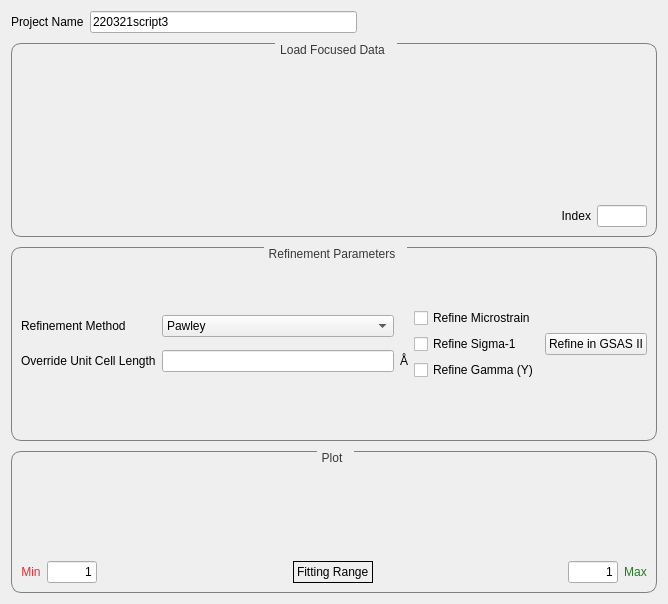
Qt form qt/python/mantidqtinterfaces/mantidqtinterfaces/Engineering/gui/engineering_diffraction/tabs/gsas2/gsas2_tab.ui (AmbaPant/mantid) before a commit.
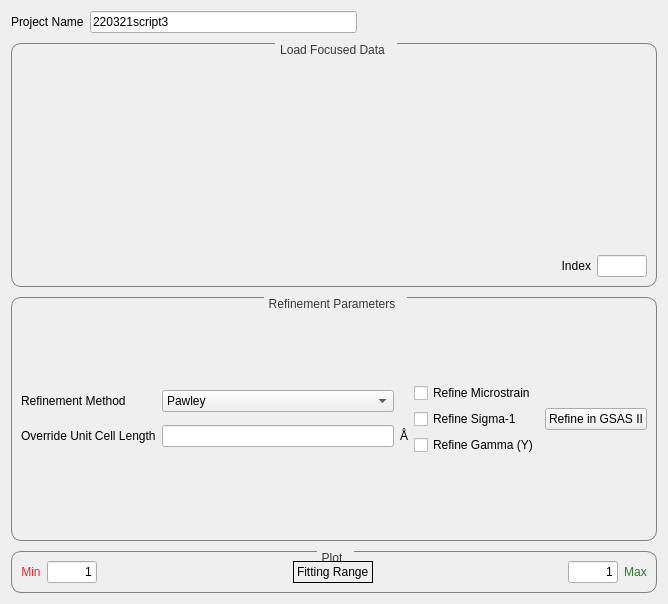
The same form after that commit. Custom widgets are drawn as their Qt base class.

Commit message: Add plot to GSAS2 tab

Patch:
```diff
--- a/qt/python/mantidqtinterfaces/mantidqtinterfaces/Engineering/gui/engineering_diffraction/tabs/gsas2/gsas2_tab.ui
+++ b/qt/python/mantidqtinterfaces/mantidqtinterfaces/Engineering/gui/engineering_diffraction/tabs/gsas2/gsas2_tab.ui
@@ -360,37 +360,13 @@
       </spacer>
      </item>
      <item>
-      <widget class="QGroupBox" name="loadingGroup_6">
-       <property name="sizePolicy">
-        <sizepolicy hsizetype="Preferred" vsizetype="Fixed">
-         <horstretch>0</horstretch>
-         <verstretch>0</verstretch>
-        </sizepolicy>
-       </property>
-       <property name="layoutDirection">
-        <enum>Qt::LeftToRight</enum>
-       </property>
-       <property name="autoFillBackground">
-        <bool>false</bool>
-       </property>
-       <property name="styleSheet">
-        <string notr="true"/>
-       </property>
+      <widget class="QGroupBox" name="group_plot">
        <property name="title">
         <string>Plot</string>
        </property>
-       <property name="alignment">
-        <set>Qt::AlignBottom|Qt::AlignHCenter</set>
-       </property>
-       <property name="flat">
-        <bool>false</bool>
-       </property>
-       <property name="checkable">
-        <bool>false</bool>
-       </property>
-       <layout class="QGridLayout" name="gridLayout_14">
+       <layout class="QGridLayout" name="gridLayout_16">
         <item row="1" column="0">
-         <layout class="QGridLayout" name="gridLayout_16" rowstretch="0,0,0,0" columnstretch="0,0,0,0,0,0,0">
+         <layout class="QGridLayout" name="gridLayout_18" rowstretch="0,0,0,0" columnstretch="0,0,0,0,0,0,0">
           <property name="sizeConstraint">
            <enum>QLayout::SetDefaultConstraint</enum>
           </property>
@@ -592,30 +568,7 @@
          </layout>
         </item>
         <item row="0" column="0">
-         <layout class="QGridLayout" name="gridLayout_18" rowstretch="0,0,0,0" columnstretch="0">
-          <property name="sizeConstraint">
-           <enum>QLayout::SetDefaultConstraint</enum>
-          </property>
-          <property name="verticalSpacing">
-           <number>6</number>
-          </property>
-          <item row="3" column="0">
-           <spacer name="verticalSpacer_6">
-            <property name="orientation">
-             <enum>Qt::Vertical</enum>
-            </property>
-            <property name="sizeType">
-             <enum>QSizePolicy::Expanding</enum>
-            </property>
-            <property name="sizeHint" stdset="0">
-             <size>
-              <width>2</width>
-              <height>100</height>
-             </size>
-            </property>
-           </spacer>
-          </item>
-         </layout>
+         <layout class="QVBoxLayout" name="vLayout_plot"/>
         </item>
        </layout>
       </widget>
```
The commit also changes 4 other files.
